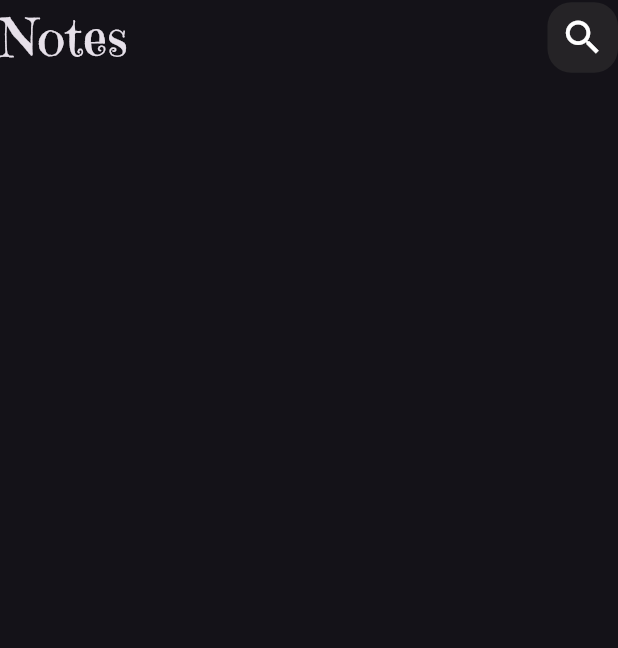
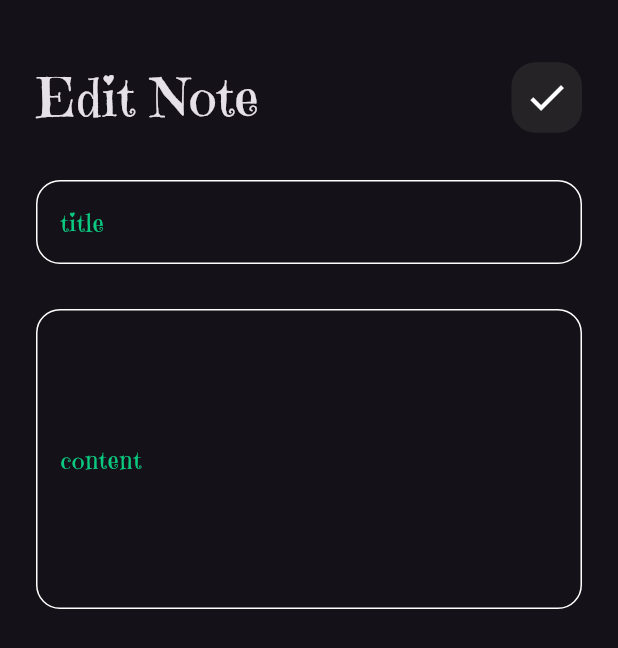
Before and after one commit to Mohamed20186/notes_app, a Flutter app: the screen it shows after launch, after a tap on "Flutter Tips", on a phone screen of 412 x 824 dp. Shown: the top 648 px of the screen. Run offline on Flutter 3.47's test engine with Material 3 defaults, Android fonts, the phone set to English and light mode, and no system bars.

Commit message:
add custom appbar to edit note view

```diff
--- a/lib/views/edit_note_view.dart
+++ b/lib/views/edit_note_view.dart
@@ -1,5 +1,6 @@
 import 'package:flutter/material.dart';
 import 'package:notes_app/views/widgets/custom_app_bar.dart';
+import 'package:notes_app/views/widgets/custom_text_Field.dart';
 
 class EditNoteView extends StatelessWidget {
   const EditNoteView({super.key});
@@ -7,10 +8,31 @@ class EditNoteView extends StatelessWidget {
   @override
   Widget build(BuildContext context) {
     return const Scaffold(
-      body: Column(
-        children: [
-          CustomAppBar(),
-        ],
+      body: Padding(
+        padding: EdgeInsets.symmetric(horizontal: 24),
+        child: Column(
+          children: [
+            SizedBox(
+              height: 40,
+            ),
+            CustomAppBar(
+              title: 'Edit Note ',
+              icon: Icons.check,
+            ),
+            SizedBox(
+              height: 30,
+            ),
+            CustomTextField(hint: 'Edit your title ', label: 'title'),
+            SizedBox(
+              height: 30,
+            ),
+            CustomTextField(
+              hint: 'Edit your content ',
+              label: 'content',
+              maxlines: 7,
+            ),
+          ],
+        ),
       ),
     );
   }
--- a/lib/views/widgets/custom_app_bar.dart
+++ b/lib/views/widgets/custom_app_bar.dart
@@ -2,18 +2,21 @@ import 'package:flutter/material.dart';
 import 'package:notes_app/views/widgets/custom_search_icon.dart';
 
 class CustomAppBar extends StatelessWidget {
-  const CustomAppBar({super.key});
-
+  const CustomAppBar({super.key, required this.title, required this.icon});
+  final String title;
+  final IconData icon;
   @override
   Widget build(BuildContext context) {
-    return const Row(
+    return Row(
       children: [
         Text(
-          'Notes',
-          style: TextStyle(fontSize: 35),
+          title,
+          style: const TextStyle(fontSize: 35),
         ),
         Spacer(),
-        CustomSearchIcon(),
+        CustomIcon(
+          icon: icon,
+        ),
       ],
     );
   }
--- a/lib/views/widgets/custom_search_icon.dart
+++ b/lib/views/widgets/custom_search_icon.dart
@@ -1,8 +1,8 @@
 import 'package:flutter/material.dart';
 
-class CustomSearchIcon extends StatelessWidget {
-  const CustomSearchIcon({super.key});
-
+class CustomIcon extends StatelessWidget {
+  const CustomIcon({super.key, required this.icon});
+  final IconData icon;
   @override
   Widget build(BuildContext context) {
     return Container(
@@ -12,8 +12,8 @@ class CustomSearchIcon extends StatelessWidget {
         borderRadius: BorderRadius.circular(16),
         color: Color.fromARGB(255, 53, 52, 52).withOpacity(0.5),
       ),
-      child: const Icon(
-        Icons.search,
+      child: Icon(
+        icon,
         size: 30,
       ),
     );
--- a/lib/views/widgets/notes_view__body.dart
+++ b/lib/views/widgets/notes_view__body.dart
@@ -15,7 +15,10 @@ class NotesViewBody extends StatelessWidget {
           SizedBox(
             height: 40,
           ),
-          CustomAppBar(),
+          CustomAppBar(
+            title: 'Notes',
+            icon: Icons.search,
+          ),
           NotesListView(),
         ],
       ),
```
